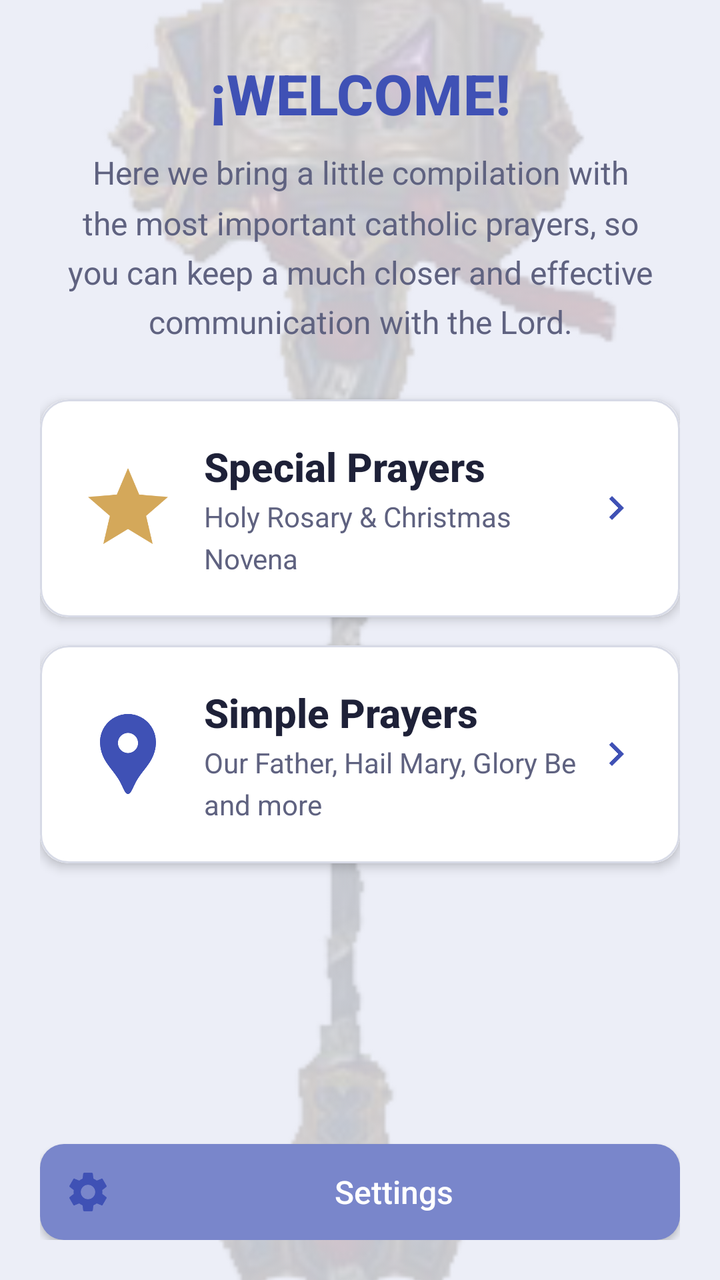
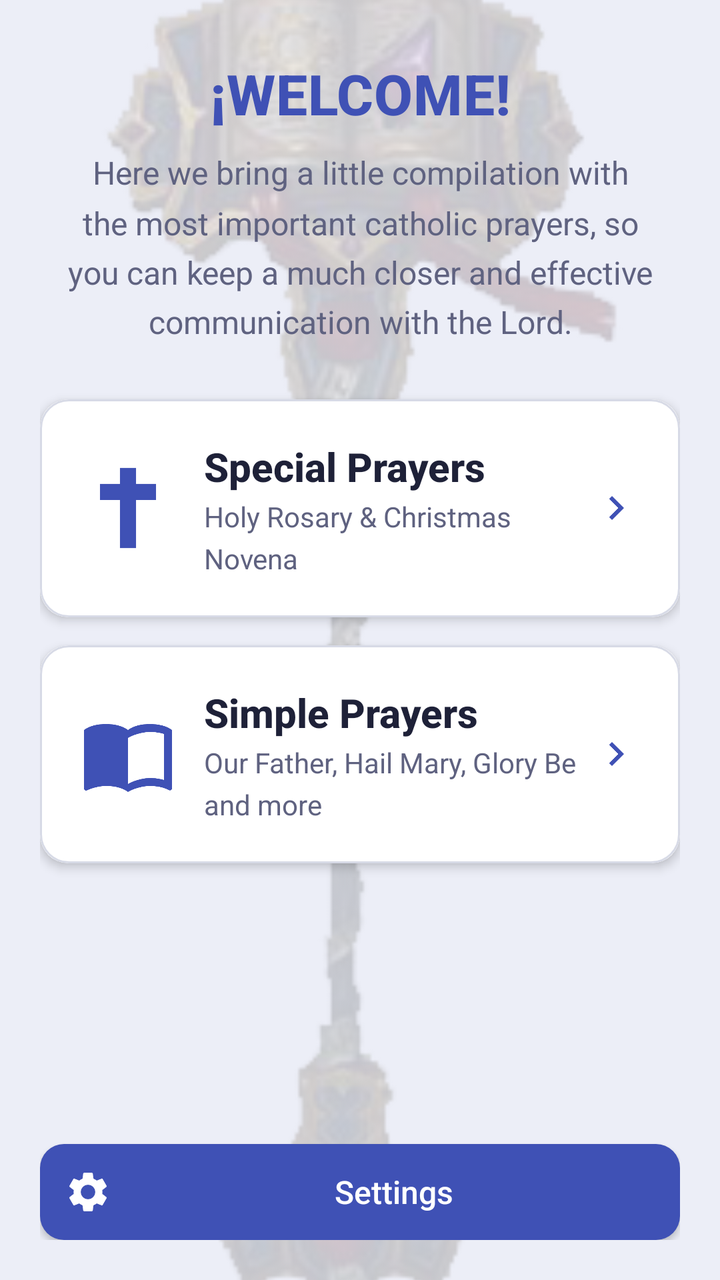

The first picture is an Android layout as it rendered before a commit; the second is the same layout after the commit. The layout source and the unified diff follow.
<!-- AndroidManifest.xml: application theme AppTheme -->
<!-- res/layout/main_activity.xml -->
<?xml version="1.0" encoding="utf-8"?>
<androidx.constraintlayout.widget.ConstraintLayout xmlns:android="http://schemas.android.com/apk/res/android"
    xmlns:app="http://schemas.android.com/apk/res-auto"
    xmlns:tools="http://schemas.android.com/tools"
    android:layout_width="match_parent"
    android:layout_height="match_parent"
    android:background="@color/colorBackground"
    tools:context="com.prayers.app.activity.MainActivity">

    <ImageView
        android:id="@+id/home_background"
        android:layout_width="0dp"
        android:layout_height="0dp"
        android:adjustViewBounds="true"
        android:alpha="0.18"
        android:contentDescription="@null"
        android:scaleType="centerCrop"
        app:layout_constraintBottom_toBottomOf="parent"
        app:layout_constraintEnd_toEndOf="parent"
        app:layout_constraintStart_toStartOf="parent"
        app:layout_constraintTop_toTopOf="parent"
        app:srcCompat="@mipmap/lights_wrath_vert" />

    <ScrollView
        android:layout_width="match_parent"
        android:layout_height="match_parent"
        android:fillViewport="true"
        app:layout_constraintBottom_toBottomOf="parent"
        app:layout_constraintEnd_toEndOf="parent"
        app:layout_constraintStart_toStartOf="parent"
        app:layout_constraintTop_toTopOf="parent">

        <LinearLayout
            android:layout_width="match_parent"
            android:layout_height="wrap_content"
            android:orientation="vertical"
            android:paddingStart="@dimen/margin_20"
            android:paddingTop="@dimen/margin_30"
            android:paddingEnd="@dimen/margin_20"
            android:paddingBottom="@dimen/margin_20">

            <TextView
                android:id="@+id/title_welcome"
                style="@style/ScreenTitle"
                android:layout_width="match_parent"
                android:layout_height="wrap_content"
                android:gravity="center"
                android:text="@string/title_welcome"
                android:textAlignment="center" />

            <TextView
                android:id="@+id/txt_welcome"
                android:layout_width="match_parent"
                android:layout_height="wrap_content"
                android:layout_marginTop="@dimen/margin_10"
                android:gravity="center"
                android:lineSpacingMultiplier="1.3"
                android:text="@string/txt_welcome"
                android:textAlignment="center"
                android:textColor="@color/colorOnSurfaceMuted"
                android:textSize="@dimen/text_size_15" />

            <View
                android:layout_width="match_parent"
                android:layout_height="@dimen/margin_30" />

            <androidx.cardview.widget.CardView
                android:layout_width="match_parent"
                android:layout_height="wrap_content"
                android:layout_marginBottom="@dimen/margin_15"
                app:cardBackgroundColor="@color/colorSurface"
                app:cardCornerRadius="@dimen/card_radius"
                app:cardElevation="@dimen/card_elevation">

                <LinearLayout
                    android:id="@+id/btn_special_prayers"
                    android:layout_width="match_parent"
                    android:layout_height="wrap_content"
                    android:background="@drawable/card_clickable_bg"
                    android:clickable="true"
                    android:focusable="true"
                    android:gravity="center_vertical"
                    android:minHeight="96dp"
                    android:orientation="horizontal"
                    android:padding="@dimen/margin_20">

                    <ImageView
                        android:layout_width="48dp"
                        android:layout_height="48dp"
                        android:contentDescription="@null"
                        android:src="@drawable/ic_star" />

                    <LinearLayout
                        android:layout_width="0dp"
                        android:layout_height="wrap_content"
                        android:layout_marginStart="@dimen/margin_15"
                        android:layout_weight="1"
                        android:orientation="vertical">

                        <TextView
                            style="@style/CardTitle"
                            android:layout_width="match_parent"
                            android:layout_height="wrap_content"
                            android:text="@string/title_special_prayers" />

                        <TextView
                            style="@style/CardSubtitle"
                            android:layout_width="match_parent"
                            android:layout_height="wrap_content"
                            android:layout_marginTop="@dimen/margin_2"
                            android:text="@string/txt_card_special_prayers" />
                    </LinearLayout>

                    <ImageView
                        android:layout_width="24dp"
                        android:layout_height="24dp"
                        android:contentDescription="@null"
                        android:src="@drawable/ic_chevron_right" />
                </LinearLayout>
            </androidx.cardview.widget.CardView>

            <androidx.cardview.widget.CardView
                android:layout_width="match_parent"
                android:layout_height="wrap_content"
                android:layout_marginBottom="@dimen/margin_15"
                app:cardBackgroundColor="@color/colorSurface"
                app:cardCornerRadius="@dimen/card_radius"
                app:cardElevation="@dimen/card_elevation">

                <LinearLayout
                    android:id="@+id/btn_simple_prayers"
                    android:layout_width="match_parent"
                    android:layout_height="wrap_content"
                    android:background="@drawable/card_clickable_bg"
                    android:clickable="true"
                    android:focusable="true"
                    android:gravity="center_vertical"
                    android:minHeight="96dp"
                    android:orientation="horizontal"
                    android:padding="@dimen/margin_20">

                    <ImageView
                        android:layout_width="48dp"
                        android:layout_height="48dp"
                        android:contentDescription="@null"
                        android:src="@drawable/ic_simple_prayer" />

                    <LinearLayout
                        android:layout_width="0dp"
                        android:layout_height="wrap_content"
                        android:layout_marginStart="@dimen/margin_15"
                        android:layout_weight="1"
                        android:orientation="vertical">

                        <TextView
                            style="@style/CardTitle"
                            android:layout_width="match_parent"
                            android:layout_height="wrap_content"
                            android:text="@string/title_simple_prayers" />

                        <TextView
                            style="@style/CardSubtitle"
                            android:layout_width="match_parent"
                            android:layout_height="wrap_content"
                            android:layout_marginTop="@dimen/margin_2"
                            android:text="@string/txt_card_simple_prayers" />
                    </LinearLayout>

                    <ImageView
                        android:layout_width="24dp"
                        android:layout_height="24dp"
                        android:contentDescription="@null"
                        android:src="@drawable/ic_chevron_right" />
                </LinearLayout>
            </androidx.cardview.widget.CardView>

            <View
                android:layout_width="match_parent"
                android:layout_height="0dp"
                android:layout_weight="1"
                android:minHeight="@dimen/margin_30" />

            <Button
                android:id="@+id/btn_settings"
                style="@style/PrayerButton.Light"
                android:layout_width="match_parent"
                android:layout_height="wrap_content"
                android:layout_marginTop="@dimen/margin_20"
                android:drawableStart="@drawable/ic_settings"
                android:drawablePadding="@dimen/margin_10"
                android:gravity="center"
                android:text="@string/title_settings" />
        </LinearLayout>
    </ScrollView>

</androidx.constraintlayout.widget.ConstraintLayout>
<!-- resources referenced by this layout -->
<resources>
  <!-- drawable ic_settings (drawable) -->
  <vector xmlns:android="http://schemas.android.com/apk/res/android"
      android:width="24dp"
      android:height="24dp"
      android:tint="@color/colorPrimary"
      android:viewportWidth="24"
      android:viewportHeight="24">
      <path
          android:fillColor="#FFFFFFFF"
          android:pathData="M19.14,12.94c0.04,-0.3 0.06,-0.61 0.06,-0.94c0,-0.32 -0.02,-0.64 -0.07,-0.94l2.03,-1.58c0.18,-0.14 0.23,-0.41 0.12,-0.61l-1.92,-3.32c-0.12,-0.22 -0.37,-0.29 -0.59,-0.22l-2.39,0.96c-0.5,-0.38 -1.03,-0.7 -1.62,-0.94L14.4,2.81c-0.04,-0.24 -0.24,-0.41 -0.48,-0.41h-3.84c-0.24,0 -0.43,0.17 -0.47,0.41L9.25,5.35C8.66,5.59 8.12,5.92 7.63,6.29L5.24,5.33c-0.22,-0.08 -0.47,0 -0.59,0.22L2.74,8.87C2.62,9.08 2.66,9.34 2.86,9.48l2.03,1.58C4.84,11.36 4.8,11.69 4.8,12s0.02,0.64 0.07,0.94l-2.03,1.58c-0.18,0.14 -0.23,0.41 -0.12,0.61l1.92,3.32c0.12,0.22 0.37,0.29 0.59,0.22l2.39,-0.96c0.5,0.38 1.03,0.7 1.62,0.94l0.36,2.54c0.05,0.24 0.24,0.41 0.48,0.41h3.84c0.24,0 0.44,-0.17 0.47,-0.41l0.36,-2.54c0.59,-0.24 1.13,-0.56 1.62,-0.94l2.39,0.96c0.22,0.08 0.47,0 0.59,-0.22l1.92,-3.32c0.12,-0.22 0.07,-0.47 -0.12,-0.61L19.14,12.94zM12,15.6c-1.98,0 -3.6,-1.62 -3.6,-3.6s1.62,-3.6 3.6,-3.6s3.6,1.62 3.6,3.6S13.98,15.6 12,15.6z" />
  </vector>
  <!-- drawable ic_simple_prayer (drawable) -->
  <vector xmlns:android="http://schemas.android.com/apk/res/android"
      android:width="32dp"
      android:height="32dp"
      android:tint="@color/colorPrimary"
      android:viewportWidth="24"
      android:viewportHeight="24">
      <path
          android:fillColor="#FFFFFFFF"
          android:pathData="M12,2C8.13,2 5,5.13 5,9c0,1.74 0.5,3.37 1.41,4.84c0.95,1.54 2.2,2.86 3.16,4.4c0.47,0.75 0.81,1.45 1.17,2.26C11,21 11.39,22 12,22s1,-1 1.26,-1.5c0.37,-0.81 0.7,-1.51 1.17,-2.26c0.96,-1.53 2.21,-2.85 3.16,-4.4C18.5,12.37 19,10.74 19,9C19,5.13 15.87,2 12,2zM12,11.75c-1.38,0 -2.5,-1.12 -2.5,-2.5s1.12,-2.5 2.5,-2.5s2.5,1.12 2.5,2.5S13.38,11.75 12,11.75z" />
  </vector>
  <!-- drawable ic_star (drawable) -->
  <vector xmlns:android="http://schemas.android.com/apk/res/android"
      android:width="32dp"
      android:height="32dp"
      android:tint="@color/colorAccent"
      android:viewportWidth="24"
      android:viewportHeight="24">
      <path
          android:fillColor="#FFFFFFFF"
          android:pathData="M12,17.27L18.18,21l-1.64,-7.03L22,9.24l-7.19,-0.61L12,2 9.19,8.63 2,9.24l5.46,4.73L5.82,21z" />
  </vector>
  <style name="PrayerButton.Light">
          <item name="android:background">@drawable/light</item>
      </style>
  <!-- drawable light (drawable) -->
  <?xml version="1.0" encoding="utf-8"?>
  <ripple xmlns:android="http://schemas.android.com/apk/res/android"
      android:color="@color/colorRipple">
      <item>
          <selector>
              <item android:state_pressed="true">
                  <shape android:shape="rectangle">
                      <corners android:radius="@dimen/button_corner_radius" />
                      <solid android:color="@color/colorButtonSecondaryPressed" />
                  </shape>
              </item>
              <item android:state_enabled="false">
                  <shape android:shape="rectangle">
                      <corners android:radius="@dimen/button_corner_radius" />
                      <solid android:color="@color/colorDivider" />
                  </shape>
              </item>
              <item>
                  <shape android:shape="rectangle">
                      <corners android:radius="@dimen/button_corner_radius" />
                      <solid android:color="@color/colorButtonSecondary" />
                  </shape>
              </item>
          </selector>
      </item>
  </ripple>
  <color name="colorButtonSecondaryPressed">#5C6BC0</color>
  <color name="colorButtonSecondary">#7986CB</color>
  <!-- unchanged entries left out for length: 37 -->
</resources>

<!-- the commit's change to res/layout/main_activity.xml (unified diff, before → after) -->
@@ -88,7 +88,7 @@
                         android:layout_width="48dp"
                         android:layout_height="48dp"
                         android:contentDescription="@null"
-                        android:src="@drawable/ic_star" />
+                        android:src="@drawable/ic_cross" />
 
                     <LinearLayout
                         android:layout_width="0dp"
@@ -143,7 +143,7 @@
                         android:layout_width="48dp"
                         android:layout_height="48dp"
                         android:contentDescription="@null"
-                        android:src="@drawable/ic_simple_prayer" />
+                        android:src="@drawable/ic_book" />
 
                     <LinearLayout
                         android:layout_width="0dp"
@@ -182,7 +182,7 @@
 
             <Button
                 android:id="@+id/btn_settings"
-                style="@style/PrayerButton.Light"
+                style="@style/PrayerButton"
                 android:layout_width="match_parent"
                 android:layout_height="wrap_content"
                 android:layout_marginTop="@dimen/margin_20"
<!-- resource entries referenced after the edit -->
@@ -1,17 +1,6 @@
 <!-- resources referenced by this layout -->
 <resources>
-  <!-- drawable ic_settings (drawable) -->
-  <vector xmlns:android="http://schemas.android.com/apk/res/android"
-      android:width="24dp"
-      android:height="24dp"
-      android:tint="@color/colorPrimary"
-      android:viewportWidth="24"
-      android:viewportHeight="24">
-      <path
-          android:fillColor="#FFFFFFFF"
-          android:pathData="M19.14,12.94c0.04,-0.3 0.06,-0.61 0.06,-0.94c0,-0.32 -0.02,-0.64 -0.07,-0.94l2.03,-1.58c0.18,-0.14 0.23,-0.41 0.12,-0.61l-1.92,-3.32c-0.12,-0.22 -0.37,-0.29 -0.59,-0.22l-2.39,0.96c-0.5,-0.38 -1.03,-0.7 -1.62,-0.94L14.4,2.81c-0.04,-0.24 -0.24,-0.41 -0.48,-0.41h-3.84c-0.24,0 -0.43,0.17 -0.47,0.41L9.25,5.35C8.66,5.59 8.12,5.92 7.63,6.29L5.24,5.33c-0.22,-0.08 -0.47,0 -0.59,0.22L2.74,8.87C2.62,9.08 2.66,9.34 2.86,9.48l2.03,1.58C4.84,11.36 4.8,11.69 4.8,12s0.02,0.64 0.07,0.94l-2.03,1.58c-0.18,0.14 -0.23,0.41 -0.12,0.61l1.92,3.32c0.12,0.22 0.37,0.29 0.59,0.22l2.39,-0.96c0.5,0.38 1.03,0.7 1.62,0.94l0.36,2.54c0.05,0.24 0.24,0.41 0.48,0.41h3.84c0.24,0 0.44,-0.17 0.47,-0.41l0.36,-2.54c0.59,-0.24 1.13,-0.56 1.62,-0.94l2.39,0.96c0.22,0.08 0.47,0 0.59,-0.22l1.92,-3.32c0.12,-0.22 0.07,-0.47 -0.12,-0.61L19.14,12.94zM12,15.6c-1.98,0 -3.6,-1.62 -3.6,-3.6s1.62,-3.6 3.6,-3.6s3.6,1.62 3.6,3.6S13.98,15.6 12,15.6z" />
-  </vector>
-  <!-- drawable ic_simple_prayer (drawable) -->
+  <!-- drawable ic_book (drawable) -->
   <vector xmlns:android="http://schemas.android.com/apk/res/android"
       android:width="32dp"
       android:height="32dp"
@@ -20,23 +9,45 @@
       android:viewportHeight="24">
       <path
           android:fillColor="#FFFFFFFF"
-          android:pathData="M12,2C8.13,2 5,5.13 5,9c0,1.74 0.5,3.37 1.41,4.84c0.95,1.54 2.2,2.86 3.16,4.4c0.47,0.75 0.81,1.45 1.17,2.26C11,21 11.39,22 12,22s1,-1 1.26,-1.5c0.37,-0.81 0.7,-1.51 1.17,-2.26c0.96,-1.53 2.21,-2.85 3.16,-4.4C18.5,12.37 19,10.74 19,9C19,5.13 15.87,2 12,2zM12,11.75c-1.38,0 -2.5,-1.12 -2.5,-2.5s1.12,-2.5 2.5,-2.5s2.5,1.12 2.5,2.5S13.38,11.75 12,11.75z" />
+          android:pathData="M21,5c-1.11,-0.35 -2.33,-0.5 -3.5,-0.5 -1.95,0 -4.05,0.4 -5.5,1.5 -1.45,-1.1 -3.55,-1.5 -5.5,-1.5S2.45,4.9 1,6v14.65c0,0.25 0.25,0.5 0.5,0.5 0.1,0 0.15,-0.05 0.25,-0.05C3.1,20.45 5.05,20 6.5,20c1.95,0 4.05,0.4 5.5,1.5 1.35,-0.85 3.8,-1.5 5.5,-1.5 1.65,0 3.35,0.3 4.75,1.05 0.1,0.05 0.15,0.05 0.25,0.05 0.25,0 0.5,-0.25 0.5,-0.5V6c-0.6,-0.45 -1.25,-0.75 -2,-1zm0,13.5c-1.1,-0.35 -2.3,-0.5 -3.5,-0.5 -1.7,0 -4.15,0.65 -5.5,1.5V8c1.35,-0.85 3.8,-1.5 5.5,-1.5 1.2,0 2.4,0.15 3.5,0.5v11.5z" />
   </vector>
-  <!-- drawable ic_star (drawable) -->
+  <!-- drawable ic_cross (drawable) -->
   <vector xmlns:android="http://schemas.android.com/apk/res/android"
       android:width="32dp"
       android:height="32dp"
-      android:tint="@color/colorAccent"
+      android:tint="@color/colorPrimary"
       android:viewportWidth="24"
       android:viewportHeight="24">
       <path
           android:fillColor="#FFFFFFFF"
-          android:pathData="M12,17.27L18.18,21l-1.64,-7.03L22,9.24l-7.19,-0.61L12,2 9.19,8.63 2,9.24l5.46,4.73L5.82,21z" />
+          android:pathData="M10,2 V6 H5 V10 H10 V22 H14 V10 H19 V6 H14 V2 Z" />
   </vector>
-  <style name="PrayerButton.Light">
-          <item name="android:background">@drawable/light</item>
+  <!-- drawable ic_settings (drawable) -->
+  <vector xmlns:android="http://schemas.android.com/apk/res/android"
+      android:width="24dp"
+      android:height="24dp"
+      android:tint="@color/colorText"
+      android:viewportWidth="24"
+      android:viewportHeight="24">
+      <path
+          android:fillColor="#FFFFFFFF"
+          android:pathData="M19.14,12.94c0.04,-0.3 0.06,-0.61 0.06,-0.94c0,-0.32 -0.02,-0.64 -0.07,-0.94l2.03,-1.58c0.18,-0.14 0.23,-0.41 0.12,-0.61l-1.92,-3.32c-0.12,-0.22 -0.37,-0.29 -0.59,-0.22l-2.39,0.96c-0.5,-0.38 -1.03,-0.7 -1.62,-0.94L14.4,2.81c-0.04,-0.24 -0.24,-0.41 -0.48,-0.41h-3.84c-0.24,0 -0.43,0.17 -0.47,0.41L9.25,5.35C8.66,5.59 8.12,5.92 7.63,6.29L5.24,5.33c-0.22,-0.08 -0.47,0 -0.59,0.22L2.74,8.87C2.62,9.08 2.66,9.34 2.86,9.48l2.03,1.58C4.84,11.36 4.8,11.69 4.8,12s0.02,0.64 0.07,0.94l-2.03,1.58c-0.18,0.14 -0.23,0.41 -0.12,0.61l1.92,3.32c0.12,0.22 0.37,0.29 0.59,0.22l2.39,-0.96c0.5,0.38 1.03,0.7 1.62,0.94l0.36,2.54c0.05,0.24 0.24,0.41 0.48,0.41h3.84c0.24,0 0.44,-0.17 0.47,-0.41l0.36,-2.54c0.59,-0.24 1.13,-0.56 1.62,-0.94l2.39,0.96c0.22,0.08 0.47,0 0.59,-0.22l1.92,-3.32c0.12,-0.22 0.07,-0.47 -0.12,-0.61L19.14,12.94zM12,15.6c-1.98,0 -3.6,-1.62 -3.6,-3.6s1.62,-3.6 3.6,-3.6s3.6,1.62 3.6,3.6S13.98,15.6 12,15.6z" />
+  </vector>
+  <style name="PrayerButton" parent="Widget.AppCompat.Button">
+          <item name="android:background">@drawable/round</item>
+          <item name="android:textColor">@color/colorText</item>
+          <item name="android:textSize">@dimen/text_size_button</item>
+          <item name="android:minHeight">@dimen/button_min_height</item>
+          <item name="android:textAllCaps">false</item>
+          <item name="android:fontFamily">sans-serif-medium</item>
+          <item name="android:paddingLeft">@dimen/button_padding</item>
+          <item name="android:paddingRight">@dimen/button_padding</item>
+          <item name="android:paddingTop">@dimen/margin_5</item>
+          <item name="android:paddingBottom">@dimen/margin_5</item>
+          <item name="android:elevation">2dp</item>
       </style>
-  <!-- drawable light (drawable) -->
+  <color name="colorText">#FFFFFF</color>
+  <!-- drawable round (drawable) -->
   <?xml version="1.0" encoding="utf-8"?>
   <ripple xmlns:android="http://schemas.android.com/apk/res/android"
       android:color="@color/colorRipple">
@@ -45,7 +56,7 @@
               <item android:state_pressed="true">
                   <shape android:shape="rectangle">
                       <corners android:radius="@dimen/button_corner_radius" />
-                      <solid android:color="@color/colorButtonSecondaryPressed" />
+                      <solid android:color="@color/colorButtonPrimaryPressed" />
                   </shape>
               </item>
               <item android:state_enabled="false">
@@ -57,14 +68,18 @@
               <item>
                   <shape android:shape="rectangle">
                       <corners android:radius="@dimen/button_corner_radius" />
-                      <solid android:color="@color/colorButtonSecondary" />
+                      <solid android:color="@color/colorButtonPrimary" />
                   </shape>
               </item>
           </selector>
       </item>
   </ripple>
-  <color name="colorButtonSecondaryPressed">#5C6BC0</color>
-  <color name="colorButtonSecondary">#7986CB</color>
+  <dimen name="text_size_button">16sp</dimen>
+  <dimen name="button_min_height">48dp</dimen>
+  <dimen name="button_padding">12dp</dimen>
+  <dimen name="margin_5">6dp</dimen>
+  <color name="colorButtonPrimaryPressed">#2C3D8E</color>
+  <color name="colorButtonPrimary">#3F51B5</color>
   <!-- unchanged entries left out for length: 37 -->
 </resources>
 
